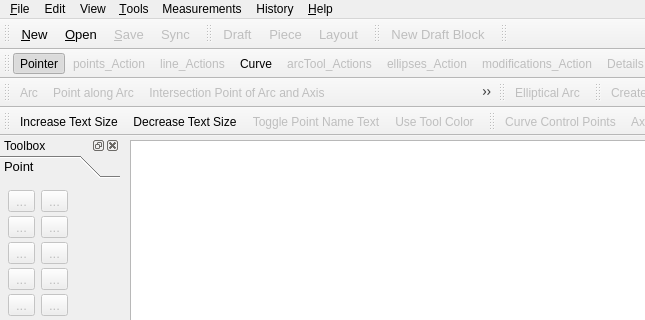
The window that src/app/seamly2d/mainwindow.ui (FashionFreedom/Seamly2D) describes before a commit, drawn with Qt 5; both pictures show x 0 to 645 and y 0 to 320 of the 1100 by 809 pixel window.
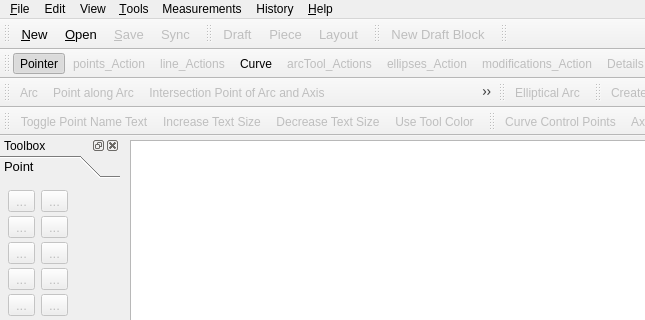
The same window after the commit. Icons and pictures are not drawn. Custom widgets are drawn as their Qt base class.

Commit message:
Change the toggle useToolColor _Action icon
Use a different icon for the useToolColor _Action

```diff
--- a/src/app/seamly2d/mainwindow.ui
+++ b/src/app/seamly2d/mainwindow.ui
@@ -766,9 +766,9 @@
    <attribute name="toolBarBreak">
     <bool>true</bool>
    </attribute>
+   <addaction name="showPointNames_Action"/>
    <addaction name="increaseSize_Action"/>
    <addaction name="decreaseSize_Action"/>
-   <addaction name="showPointNames_Action"/>
    <addaction name="useToolColor_Action"/>
   </widget>
   <widget class="QDockWidget" name="toolbox_DockWidget">
@@ -4417,6 +4417,9 @@
    </property>
   </action>
   <action name="increaseSize_Action">
+   <property name="enabled">
+    <bool>false</bool>
+   </property>
    <property name="icon">
     <iconset resource="../../libs/vmisc/share/resources/icon.qrc">
      <normaloff>:/icon/32x32/increase_size.png</normaloff>:/icon/32x32/increase_size.png</iconset>
@@ -4429,6 +4432,9 @@
    </property>
   </action>
   <action name="decreaseSize_Action">
+   <property name="enabled">
+    <bool>false</bool>
+   </property>
    <property name="icon">
     <iconset resource="../../libs/vmisc/share/resources/icon.qrc">
      <normaloff>:/icon/32x32/decrease_size.png</normaloff>:/icon/32x32/decrease_size.png</iconset>
```
The commit also changes 6 other files.
